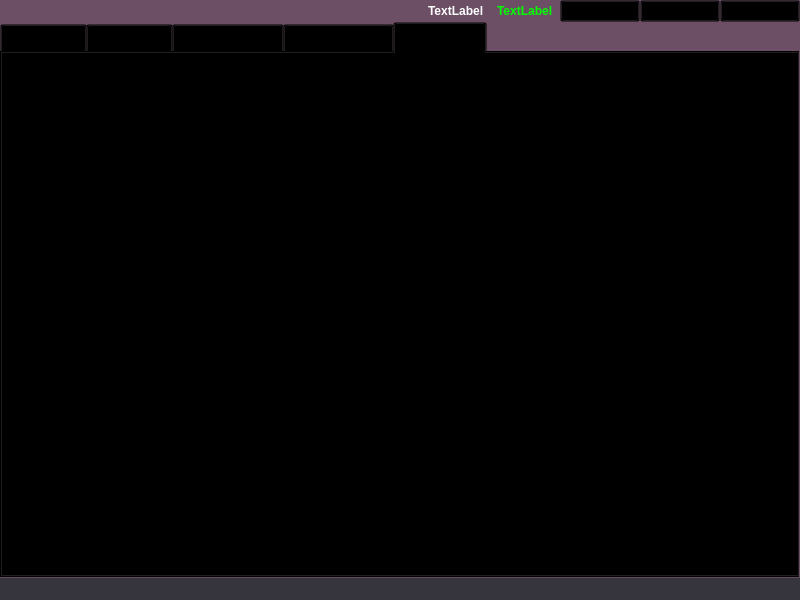
Old version of the form BD/CoursWork/GameStore/mainwindow.ui in the repository andrej22116/PSU_Labs.
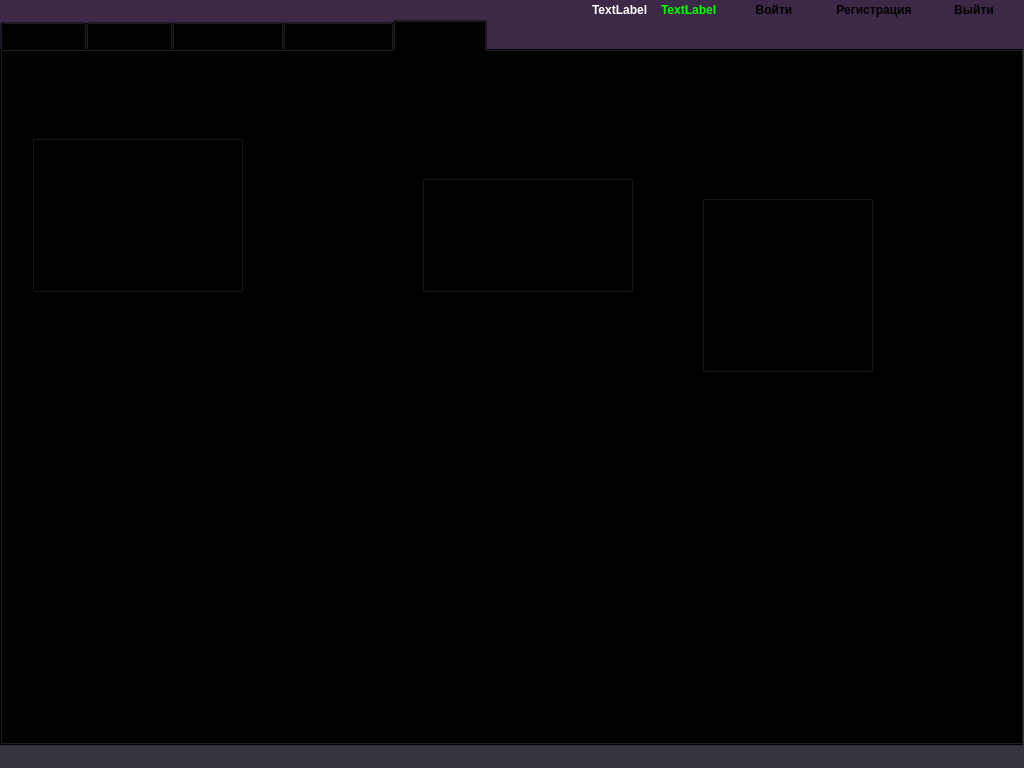
New version of the form. The open tabs and pages were chosen to show the change. Icons and pictures are not drawn.

Patch:
```diff
--- a/BD/CoursWork/GameStore/mainwindow.ui
+++ b/BD/CoursWork/GameStore/mainwindow.ui
@@ -6,14 +6,14 @@
    <rect>
     <x>0</x>
     <y>0</y>
-    <width>800</width>
-    <height>600</height>
+    <width>1024</width>
+    <height>768</height>
    </rect>
   </property>
   <property name="minimumSize">
    <size>
-    <width>800</width>
-    <height>600</height>
+    <width>1024</width>
+    <height>768</height>
    </size>
   </property>
   <property name="windowTitle">
@@ -30,7 +30,7 @@
 }
 
 #centralWidget  {
-	background-color: rgb(108, 78, 101);
+	background-color: rgb(60, 41, 72);
 }
 /*
 #mainTabWidget, #tabGameStore {
@@ -39,8 +39,47 @@
 */
 #listGames {
 	background-color: rgb(81, 68, 94);
+}
+
+#header QPushButton {
+	border: none;
+	background: qlineargradient(x1: 0, y1: 0, x2: 1, y2: 0.1,
+  							stop: 0 #00000000, 
+  							stop: 0.1 #00000000,
+ 							stop: 0.11 rgb(245, 223, 93),
+  							stop: 0.97  rgb(245, 223, 93),
+  							stop: 0.98 #00000000, 
+  							stop: 1 #00000000);
+
+	width: 100px;
+	font-weight: bold;
+}
+
+#header QPushButton:hover {
+	border: none;
+	background: qlineargradient(x1: 0, y1: 0, x2: 1, y2: 0.1,
+  							stop: 0 #00000000, 
+  							stop: 0.1 #00000000,
+ 							stop: 0.11 rgb(251, 255, 5),
+  							stop: 0.97  rgb(251, 255, 5),
+  							stop: 0.98 #00000000, 
+  							stop: 1 #00000000);
+}
+
+#header QPushButton:pressed {
+	border: none;
+	background: qlineargradient(x1: 0, y1: 0, x2: 1, y2: 0.1,
+  							stop: 0 #00000000, 
+  							stop: 0.1 #00000000,
+ 							stop: 0.11 rgb(208, 138, 16),
+  							stop: 0.97  rgb(208, 138, 16),
+  							stop: 0.98 #00000000, 
+  							stop: 1 #00000000);
 }</string>
   </property>
+  <property name="tabShape">
+   <enum>QTabWidget::Rounded</enum>
+  </property>
   <widget class="QWidget" name="centralWidget">
    <layout class="QVBoxLayout" name="verticalLayout">
     <property name="spacing">
@@ -292,6 +331,89 @@
        <attribute name="title">
         <string>Профиль</string>
        </attribute>
+       <widget class="QGroupBox" name="groupBox">
+        <property name="geometry">
+         <rect>
+          <x>30</x>
+          <y>70</y>
+          <width>211</width>
+          <height>171</height>
+         </rect>
+        </property>
+        <property name="title">
+         <string>Ваши средства</string>
+        </property>
+        <layout class="QFormLayout" name="formLayout">
+         <item row="0" column="0">
+          <widget class="QLabel" name="labelUserProfileMoney">
+           <property name="text">
+            <string>TextLabel</string>
+           </property>
+          </widget>
+         </item>
+         <item row="1" column="0">
+          <widget class="QLabel" name="labelUserProfileCashBack">
+           <property name="text">
+            <string>TextLabel</string>
+           </property>
+          </widget>
+         </item>
+         <item row="2" column="0">
+          <widget class="QLabel" name="labelUserProfilePersonalDiscount">
+           <property name="text">
+            <string>TextLabel</string>
+           </property>
+          </widget>
+         </item>
+         <item row="0" column="1">
+          <widget class="QLabel" name="labelUserProfileMoneyValue">
+           <property name="text">
+            <string>TextLabel</string>
+           </property>
+          </widget>
+         </item>
+         <item row="1" column="1">
+          <widget class="QLabel" name="labelUserProfileCashBackValue">
+           <property name="text">
+            <string>TextLabel</string>
+           </property>
+          </widget>
+         </item>
+         <item row="2" column="1">
+          <widget class="QLabel" name="labelUserProfilePersonalDiscountValue">
+           <property name="text">
+            <string>TextLabel</string>
+           </property>
+          </widget>
+         </item>
+        </layout>
+       </widget>
+       <widget class="QGroupBox" name="groupBox_2">
+        <property name="geometry">
+         <rect>
+          <x>420</x>
+          <y>110</y>
+          <width>211</width>
+          <height>131</height>
+         </rect>
+        </property>
+        <property name="title">
+         <string>GroupBox</string>
+        </property>
+       </widget>
+       <widget class="QGroupBox" name="groupBox_3">
+        <property name="geometry">
+         <rect>
+          <x>700</x>
+          <y>130</y>
+          <width>171</width>
+          <height>191</height>
+         </rect>
+        </property>
+        <property name="title">
+         <string>GroupBox</string>
+        </property>
+       </widget>
       </widget>
      </widget>
     </item>
```
Left out of the diff: 6 changed lines with no effect on the pictures.
